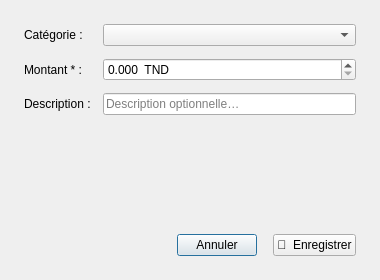
Qt form app/ui/expense_dialog.ui (Arafat-029/storemanager-pro) before a commit.
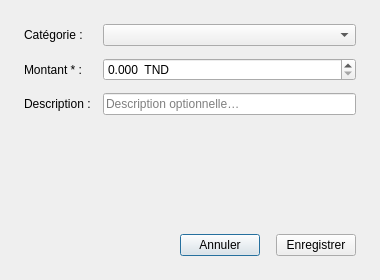
The same form after that commit. Custom widgets are drawn as their Qt base class.

Patch:
```diff
--- a/app/ui/expense_dialog.ui
+++ b/app/ui/expense_dialog.ui
@@ -48,7 +48,7 @@
      </item>
      <item>
       <widget class="QPushButton" name="btnSave">
-       <property name="text"><string>💾  Enregistrer</string></property>
+       <property name="text"><string>Enregistrer</string></property>
       </widget>
      </item>
     </layout>
```
